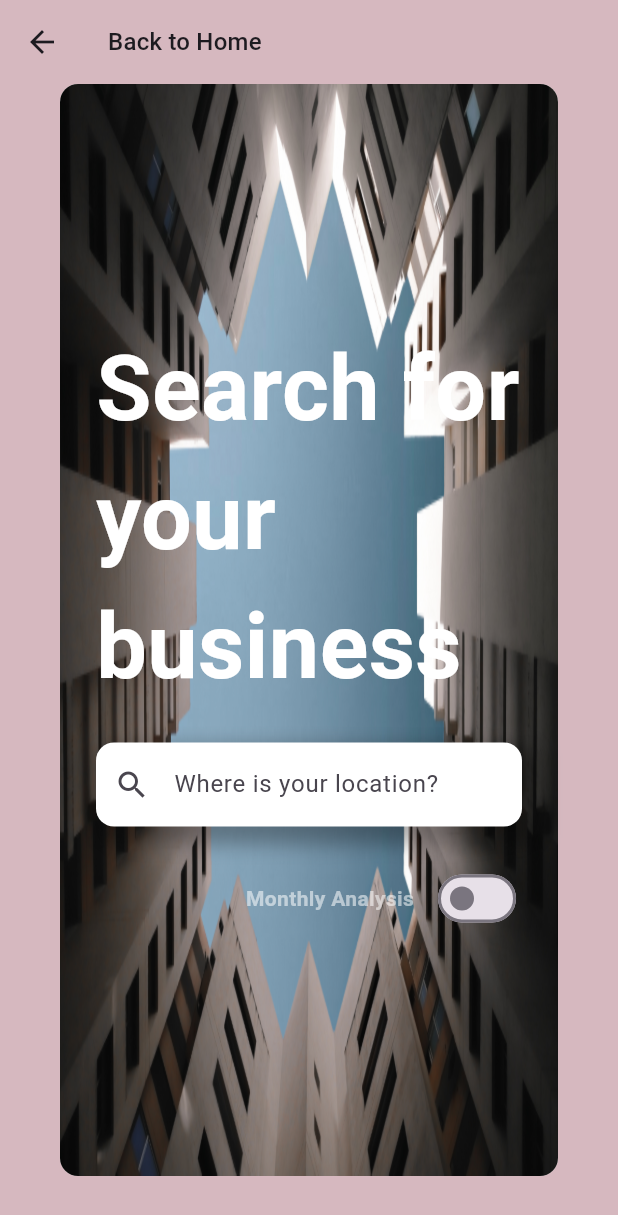
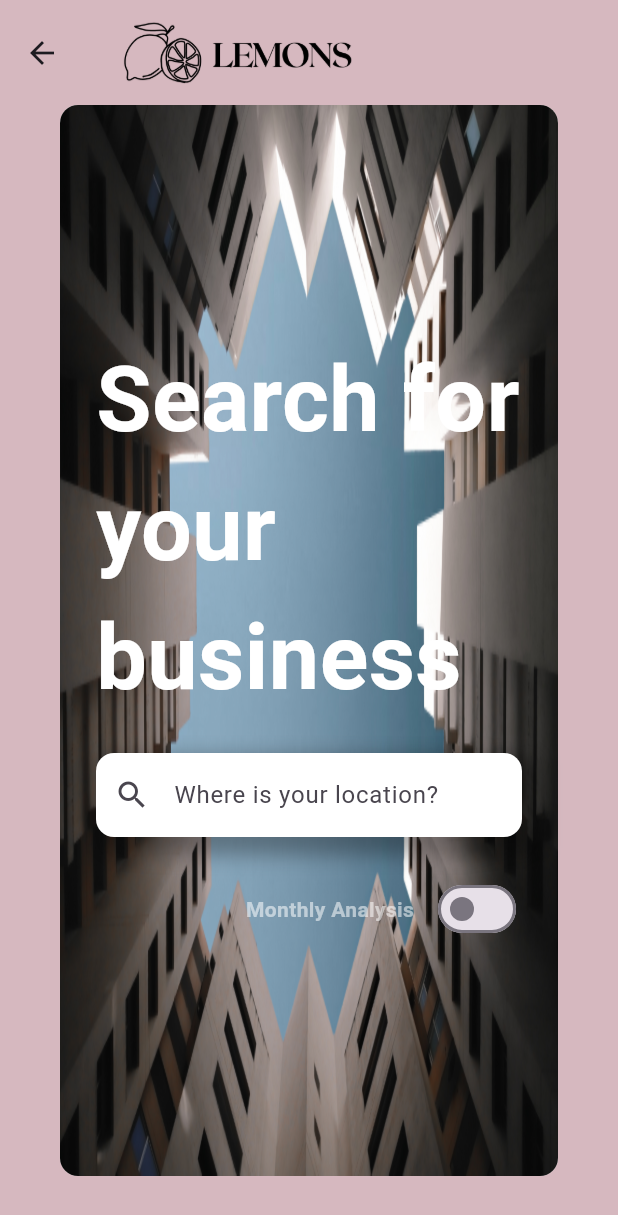
Before and after one commit to spaaacy/impact-hack, a Flutter app: the screen it shows after launch, after a tap on "Search", on a phone screen of 412 x 824 dp. Shown: the top 1215 px of the screen. Run offline on Flutter 3.47's test engine with Material 2 defaults, Android fonts, the phone set to English and light mode, and no system bars; drawn by our look-alikes of flutter_typeahead; our stand-ins replace latlong2, loading_animation_widget; network calls fail.

Commit message:
chore: logo placeholder in appba

```diff
--- a/lib/ui/home_page/home_page.dart
+++ b/lib/ui/home_page/home_page.dart
@@ -14,13 +14,22 @@ class HomePage extends StatelessWidget {
         appBar: AppBar(
           backgroundColor: Colors.transparent,
           elevation: 0,
-          toolbarHeight: 60,
+          toolbarHeight: 70,
           title: Row(
             mainAxisAlignment: MainAxisAlignment.spaceBetween,
             children: [
               Row(
+                mainAxisAlignment: MainAxisAlignment.center,
+                crossAxisAlignment: CrossAxisAlignment.center,
                 children: [
-                  const Text("PLACEHOLDER-NAME"),
+                  //const Text("PLACEHOLDER-NAME"),
+                  Container(
+                    height: 60,
+                    child: Image.asset(
+                      'assets/images/lemons-logo.png',
+                      fit: BoxFit.fill,
+                    ),
+                  ),
                   const SizedBox(width: 16.0),
                   TextButton(
                     onPressed: () {
@@ -148,8 +157,8 @@ class HomePage extends StatelessWidget {
                   // Perform avatar icon action
                 },
                 icon: Container(
-                  width: 40,
-                  height: 40,
+                  width: 55,
+                  height: 55,
                   decoration: const BoxDecoration(
                     shape: BoxShape.circle,
                     image: DecorationImage(
@@ -182,8 +191,10 @@ class HomePage extends StatelessWidget {
               padding: EdgeInsets.all(24.0),
               child: Row(
                 children: [
-                  Padding(
-                    padding: EdgeInsetsDirectional.fromSTEB(40, 0, 0, 0),
+                  Expanded(
+                    child: Container(
+                      width: double.infinity,
+                      padding: EdgeInsetsDirectional.fromSTEB(150, 0, 0, 0),
                       child: Column(
                         mainAxisAlignment: MainAxisAlignment.center,
                         mainAxisSize: MainAxisSize.max,
@@ -206,7 +217,7 @@ class HomePage extends StatelessWidget {
                             ),
                           ),
                           const SizedBox(
-                          height: 40,
+                            height: 30,
                           ),
                           Row(
                             children: [
@@ -233,8 +244,8 @@ class HomePage extends StatelessWidget {
                                     ),
                                     Text(
                                       "Get Started",
-                                    style:
-                                        TextStyle(fontWeight: FontWeight.bold),
+                                      style: TextStyle(
+                                          fontWeight: FontWeight.bold),
                                     ),
                                   ],
                                 ),
@@ -263,7 +274,8 @@ class HomePage extends StatelessWidget {
                             height: 75,
                           ),
                           const Padding(
-                          padding: EdgeInsetsDirectional.fromSTEB(10, 0, 0, 10),
+                            padding:
+                                EdgeInsetsDirectional.fromSTEB(10, 0, 0, 10),
                             child: Text(
                               "Proudly powered by lots and lemons... and OpenAI API:",
                               style: TextStyle(
@@ -305,6 +317,33 @@ class HomePage extends StatelessWidget {
                         ],
                       ),
                     ),
+                  ),
+                  // Expanded(
+                  //     child: Container(
+                  //   width: double.infinity,
+                  //   child: Column(
+                  //     mainAxisAlignment: MainAxisAlignment.center,
+                  //     crossAxisAlignment: CrossAxisAlignment.center,
+                  //     children: [
+                  //       Container(
+                  //         width: MediaQuery.of(context).size.width / 3,
+                  //         height: MediaQuery.of(context).size.height / 1.2,
+                  //         decoration: BoxDecoration(
+                  //           shape: BoxShape.circle,
+                  //           color: Colors.transparent,
+                  //           // borderRadius:
+                  //           //     BorderRadius.all(Radius.circular(12.0)),
+                  //           image: DecorationImage(
+                  //             fit: BoxFit.fitHeight,
+                  //             image: Image.asset(
+                  //               'assets/images/skyline-detailed.png',
+                  //             ).image,
+                  //           ),
+                  //         ),
+                  //       )
+                  //     ],
+                  //   ),
+                  // ))
                 ],
               ),
             ),
--- a/lib/ui/search_page/search_page.dart
+++ b/lib/ui/search_page/search_page.dart
@@ -1,5 +1,7 @@
 import 'package:flutter/material.dart';
 import 'package:flutter_typeahead/flutter_typeahead.dart';
+import 'package:impact_hack/ui/home_page/home_page.dart';
+import 'package:impact_hack/ui/home_page/home_page_state.dart';
 import 'package:impact_hack/ui/search_page/search_page_state.dart';
 import 'package:provider/provider.dart';
 
@@ -25,14 +27,28 @@ class SearchPage extends StatelessWidget {
         appBar: AppBar(
           backgroundColor: Colors.transparent,
           elevation: 0, // Remove the shadow
+          toolbarHeight: 70,
           leading: IconButton(
             icon: Icon(Icons.arrow_back),
             onPressed: () {
               Navigator.pop(context);
             },
           ),
-          title: Text("Back to Home",
-              style: Theme.of(context).textTheme.titleMedium),
+          title: Row(
+            mainAxisAlignment: MainAxisAlignment.start,
+            crossAxisAlignment: CrossAxisAlignment.center,
+            children: [
+              Container(
+                height: 60,
+                child: Image.asset(
+                  'assets/images/lemons-logo.png',
+                  fit: BoxFit.fill,
+                ),
+              ),
+            ],
+          ),
+          // title: Text("Back to Home",
+          //     style: Theme.of(context).textTheme.titleMedium),
         ),
         backgroundColor: Color.fromARGB(255, 214, 184, 191),
         body: Padding(
--- a/lib/util/constants.dart
+++ b/lib/util/constants.dart
@@ -1,7 +1,7 @@
 import 'package:latlong2/latlong.dart';
 
 const String mapsApiKey = "AIzaSyDgjWPTfYPcEWLtHQMF9Sy0yr68EtSD63w";
-const String rapidApiKey = "660e7f2ffemsh157b6e898787cbcp14cbbajsn8358b492dbfd";
+const String rapidApiKey = "69b1926183msh27d939318a65aa9p1ef9e2jsn1932a9868384";
 const String sampleBusinessName = "Business Name";
 const String loremImpsum = """
     Lorem ipsum dolor sit amet, consectetur adipiscing elit. Nunc id cursus augue, sit amet feugiat ligula. In tincidunt lacus at maximus vulputate. Pellentesque habitant morbi tristique senectus et netus et malesuada fames ac turpis egestas. Vivamus tristique ut augue in suscipit. Phasellus odio nibh, eleifend in nulla non, tincidunt facilisis dui. Aliquam scelerisque urna elementum, aliquet dolor sed, mollis purus. Phasellus sagittis lectus sit amet nisl venenatis, id cursus felis lacinia. Curabitur interdum ut odio non molestie. Vivamus pharetra, eros eu ultricies egestas, erat mi tempor ex, eget egestas neque mi vulputate sem. In finibus rutrum nisi sit amet pellentesque. Phasellus est tellus, sagittis ultricies egestas sed, blandit ac neque. Pellentesque fermentum blandit urna. Nam ornare, metus at aliquam lacinia, odio lectus laoreet libero, ac blandit urna mauris id magna. Pellentesque vel nisi tristique, fringilla lacus sit amet, ullamcorper nibh. Phasellus a massa tristique, tempor neque eu, venenatis libero.
```
Also changed, not shown: lib/ui/business_detail/business_detail_page.dart (+9 -5 lines), lib/ui/comparison_page/comparison_page.dart (+11 -6 lines), lib/ui/location_detail/location_detail.dart (+11 -6 lines), lib/ui/location_search/location_search.dart (+22 -4 lines), lib/ui/monthly_comparison/monthly_comparison.dart (+47 -12 lines). Lines whose indentation alone changed are shown as unchanged.
